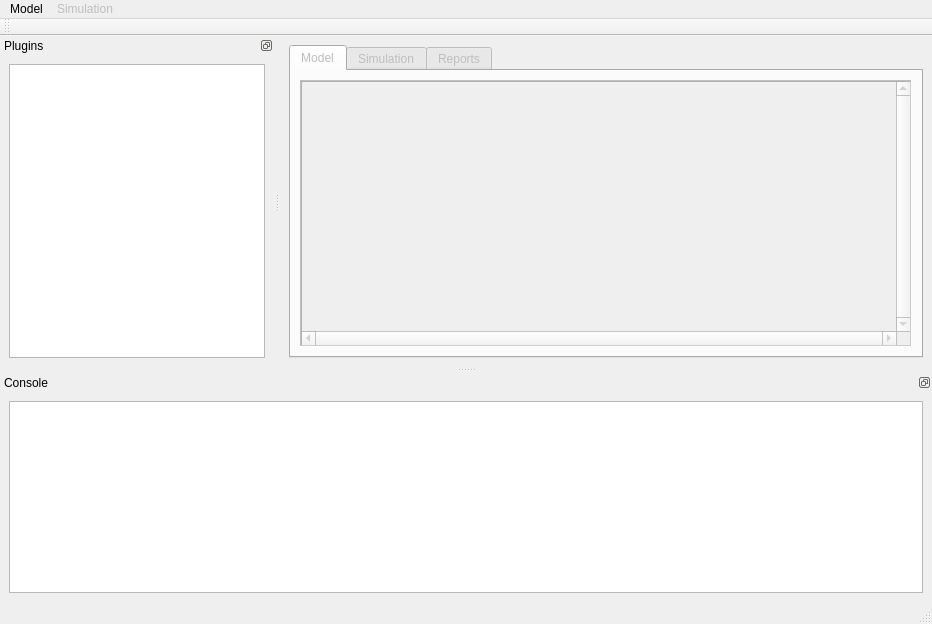
First picture: the form in applications/gui/qt/SimpleGUI_QtCreator/SimpleGUI/mainwindow.ui, repository vits-hugs/Genesys-Simulator, before the edit.
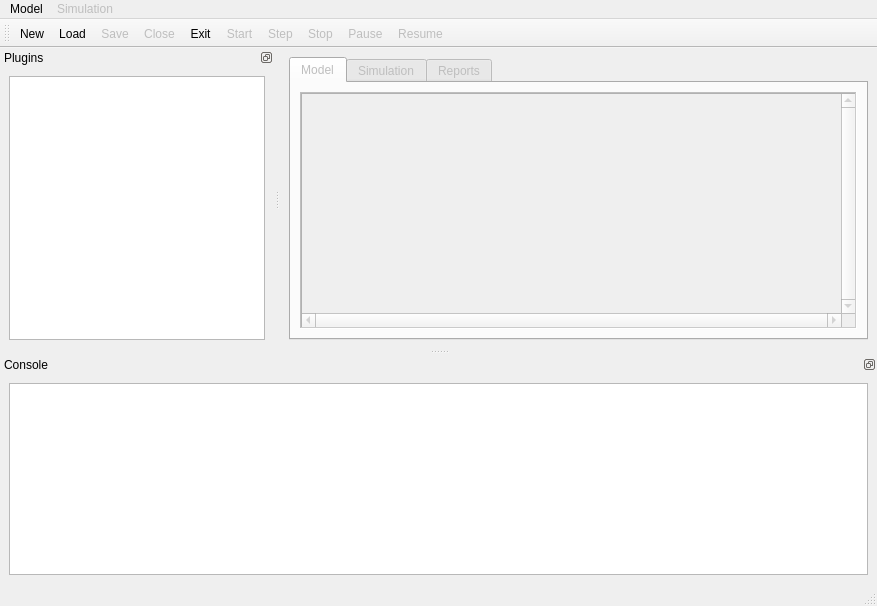
Second picture: the form after the edit. Icons and pictures are not drawn.

Diff of the .ui file:
```diff
--- a/applications/gui/qt/SimpleGUI_QtCreator/SimpleGUI/mainwindow.ui
+++ b/applications/gui/qt/SimpleGUI_QtCreator/SimpleGUI/mainwindow.ui
@@ -6,8 +6,8 @@
    <rect>
     <x>0</x>
     <y>0</y>
-    <width>932</width>
-    <height>624</height>
+    <width>877</width>
+    <height>606</height>
    </rect>
   </property>
   <property name="windowTitle">
@@ -99,7 +99,7 @@
     <rect>
      <x>0</x>
      <y>0</y>
-     <width>932</width>
+     <width>877</width>
      <height>24</height>
     </rect>
    </property>
@@ -143,6 +143,16 @@
    <attribute name="toolBarBreak">
     <bool>false</bool>
    </attribute>
+   <addaction name="actionNew"/>
+   <addaction name="actionLoad"/>
+   <addaction name="actionSave"/>
+   <addaction name="actionClose"/>
+   <addaction name="actionExit"/>
+   <addaction name="actionStart"/>
+   <addaction name="actionStep"/>
+   <addaction name="actionStop"/>
+   <addaction name="actionPause"/>
+   <addaction name="actionResume"/>
   </widget>
   <widget class="QDockWidget" name="dockWidgetConsole">
    <property name="sizePolicy">
@@ -261,6 +271,9 @@
    </property>
   </action>
   <action name="actionStart">
+   <property name="enabled">
+    <bool>false</bool>
+   </property>
    <property name="icon">
     <iconset resource="simpleGUI_resources.qrc">
      <normaloff>:/icons3/resources/icons/pack3/ico/play.ico</normaloff>:/icons3/resources/icons/pack3/ico/play.ico</iconset>
@@ -270,6 +283,9 @@
    </property>
   </action>
   <action name="actionStep">
+   <property name="enabled">
+    <bool>false</bool>
+   </property>
    <property name="icon">
     <iconset resource="simpleGUI_resources.qrc">
      <normaloff>:/icons3/resources/icons/pack3/ico/next track.ico</normaloff>:/icons3/resources/icons/pack3/ico/next track.ico</iconset>
@@ -279,6 +295,9 @@
    </property>
   </action>
   <action name="actionStop">
+   <property name="enabled">
+    <bool>false</bool>
+   </property>
    <property name="icon">
     <iconset resource="simpleGUI_resources.qrc">
      <normaloff>:/icons3/resources/icons/pack3/ico/stop.ico</normaloff>:/icons3/resources/icons/pack3/ico/stop.ico</iconset>
@@ -288,6 +307,9 @@
    </property>
   </action>
   <action name="actionPause">
+   <property name="enabled">
+    <bool>false</bool>
+   </property>
    <property name="icon">
     <iconset resource="simpleGUI_resources.qrc">
      <normaloff>:/icons3/resources/icons/pack3/ico/pause.ico</normaloff>:/icons3/resources/icons/pack3/ico/pause.ico</iconset>
@@ -297,6 +319,9 @@
    </property>
   </action>
   <action name="actionResume">
+   <property name="enabled">
+    <bool>false</bool>
+   </property>
    <property name="icon">
     <iconset resource="simpleGUI_resources.qrc">
      <normaloff>:/icons3/resources/icons/pack3/ico/fast-forward.ico</normaloff>:/icons3/resources/icons/pack3/ico/fast-forward.ico</iconset>
```
Left out of the diff: 12 changed lines with no effect on the pictures.
